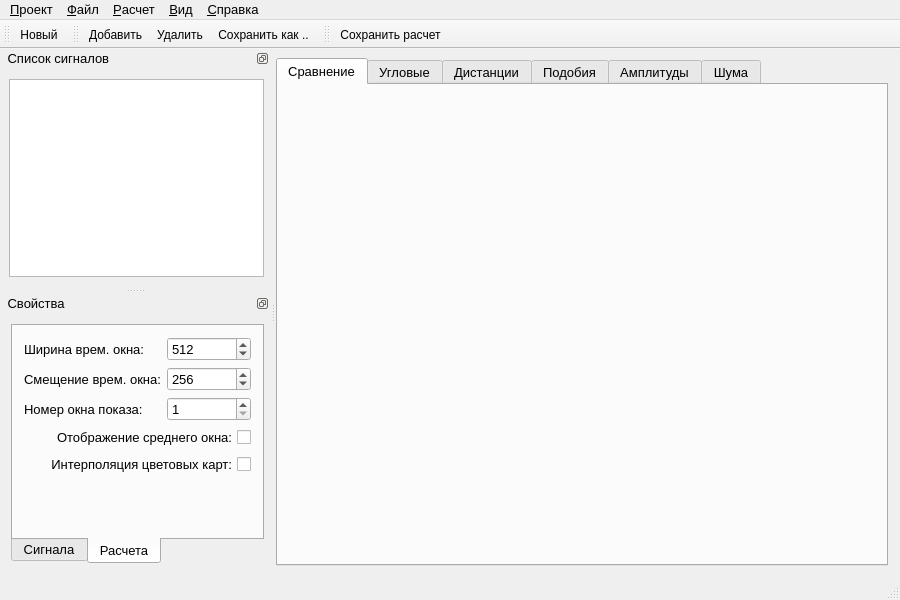
Above: gui/MainWindow.ui from Qinterfly/EvalSig before the change. Below: the same form after it.
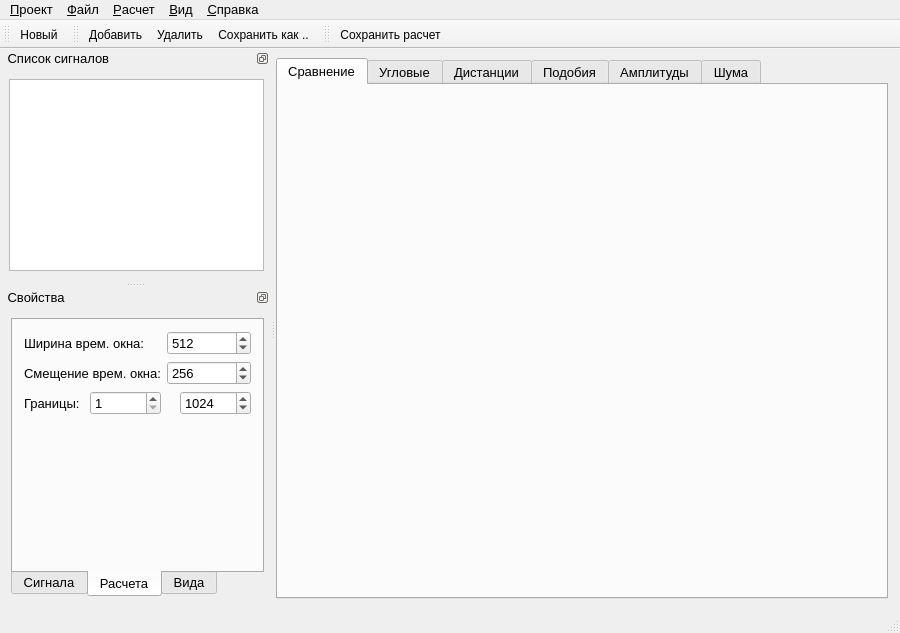
That is the form after the change. The open tabs and pages were chosen to show the change. Icons and pictures are not drawn. Custom widgets are drawn as their Qt base class.

The edit to the form file:
```diff
--- a/gui/MainWindow.ui
+++ b/gui/MainWindow.ui
@@ -7,7 +7,7 @@
     <x>0</x>
     <y>0</y>
     <width>900</width>
-    <height>600</height>
+    <height>633</height>
    </rect>
   </property>
   <property name="windowTitle">
@@ -429,7 +429,7 @@
    <property name="minimumSize">
     <size>
      <width>225</width>
-     <height>275</height>
+     <height>319</height>
     </size>
    </property>
    <property name="maximumSize">
@@ -749,8 +749,14 @@
         <layout class="QHBoxLayout" name="horizontalLayout_7">
          <item>
           <layout class="QVBoxLayout" name="tabCalcPropertylLayout">
+           <property name="spacing">
+            <number>6</number>
+           </property>
            <item>
             <layout class="QFormLayout" name="tabCalcFormLayout">
+             <property name="verticalSpacing">
+              <number>6</number>
+             </property>
              <item row="0" column="0">
               <widget class="QLabel" name="labelTimeWidth">
                <property name="text">
@@ -771,23 +777,6 @@
                </property>
               </widget>
              </item>
-             <item row="2" column="0">
-              <widget class="QLabel" name="labelShowWindow">
-               <property name="text">
-                <string>Номер окна показа:</string>
-               </property>
-              </widget>
-             </item>
-             <item row="2" column="1">
-              <widget class="QSpinBox" name="spinBoxShowWindow">
-               <property name="minimum">
-                <number>1</number>
-               </property>
-               <property name="maximum">
-                <number>221196</number>
-               </property>
-              </widget>
-             </item>
              <item row="1" column="0">
               <widget class="QLabel" name="labelOverlapFactor">
                <property name="text">
@@ -811,35 +800,66 @@
             </layout>
            </item>
            <item>
-            <widget class="QCheckBox" name="checkBoxMiddleWindowMode">
-             <property name="font">
-              <font>
-               <pointsize>10</pointsize>
-              </font>
+            <layout class="QGridLayout" name="tabCalcGridLayout">
+             <property name="leftMargin">
+              <number>0</number>
              </property>
-             <property name="layoutDirection">
-              <enum>Qt::RightToLeft</enum>
+             <property name="topMargin">
+              <number>0</number>
              </property>
-             <property name="styleSheet">
-              <string notr="true"/>
-             </property>
-             <property name="text">
-              <string>Отображение среднего окна:</string>
-             </property>
-            </widget>
+             <item row="0" column="1">
+              <widget class="QSpinBox" name="spinBoxLeftEstimationBoundary">
+               <property name="minimum">
+                <number>1</number>
+               </property>
+               <property name="maximum">
+                <number>221119996</number>
+               </property>
+               <property name="stepType">
+                <enum>QAbstractSpinBox::AdaptiveDecimalStepType</enum>
+               </property>
+              </widget>
+             </item>
+             <item row="0" column="0">
+              <widget class="QLabel" name="labelEstimationBoundaries">
+               <property name="text">
+                <string>Границы: </string>
+               </property>
+              </widget>
+             </item>
+             <item row="0" column="3">
+              <widget class="QSpinBox" name="spinBoxRightEstimationBoundary">
+               <property name="minimum">
+                <number>1</number>
+               </property>
+               <property name="maximum">
+                <number>22111996</number>
+               </property>
+               <property name="stepType">
+                <enum>QAbstractSpinBox::AdaptiveDecimalStepType</enum>
+               </property>
+               <property name="value">
+                <number>1024</number>
+               </property>
+              </widget>
+             </item>
+             <item row="0" column="2">
+              <spacer name="horizontalSpacerBoundaries">
+               <property name="orientation">
+                <enum>Qt::Horizontal</enum>
+               </property>
+               <property name="sizeHint" stdset="0">
+                <size>
+                 <width>40</width>
+                 <height>20</height>
+                </size>
+               </property>
+              </spacer>
+             </item>
+            </layout>
            </item>
            <item>
-            <widget class="QCheckBox" name="checkBoxInterpolateColorMap">
-             <property name="layoutDirection">
-              <enum>Qt::RightToLeft</enum>
-             </property>
-             <property name="text">
-              <string>Интерполяция цветовых карт:</string>
-             </property>
-            </widget>
-           </item>
-           <item>
-            <spacer name="verticalSpacer">
+            <spacer name="verticalSpacerTabCalcGrid">
              <property name="orientation">
               <enum>Qt::Vertical</enum>
              </property>
@@ -855,6 +875,75 @@
          </item>
         </layout>
        </widget>
+       <widget class="QWidget" name="tabViewProperty">
+        <attribute name="title">
+         <string>Вида</string>
+        </attribute>
+        <layout class="QVBoxLayout" name="verticalLayout_2">
+         <item>
+          <layout class="QGridLayout" name="tabViewPropertygridLayout">
+           <item row="0" column="0">
+            <widget class="QLabel" name="labelShowWindow">
+             <property name="text">
+              <string>Номер окна показа:   </string>
+             </property>
+            </widget>
+           </item>
+           <item row="0" column="1">
+            <widget class="QSpinBox" name="spinBoxShowWindow">
+             <property name="minimum">
+              <number>1</number>
+             </property>
+             <property name="maximum">
+              <number>221196</number>
+             </property>
+            </widget>
+           </item>
+          </layout>
+         </item>
+         <item>
+          <widget class="QCheckBox" name="checkBoxInterpolateColorMap">
+           <property name="layoutDirection">
+            <enum>Qt::RightToLeft</enum>
+           </property>
+           <property name="text">
+            <string>Интерполяция цветовых карт:</string>
+           </property>
+          </widget>
+         </item>
+         <item>
+          <widget class="QCheckBox" name="checkBoxMiddleWindowMode">
+           <property name="font">
+            <font>
+             <pointsize>10</pointsize>
+            </font>
+           </property>
+           <property name="layoutDirection">
+            <enum>Qt::RightToLeft</enum>
+           </property>
+           <property name="styleSheet">
+            <string notr="true"/>
+           </property>
+           <property name="text">
+            <string>Отображение среднего окна:</string>
+           </property>
+          </widget>
+         </item>
+         <item>
+          <spacer name="verticalSpacerViewProperty">
+           <property name="orientation">
+            <enum>Qt::Vertical</enum>
+           </property>
+           <property name="sizeHint" stdset="0">
+            <size>
+             <width>20</width>
+             <height>40</height>
+            </size>
+           </property>
+          </spacer>
+         </item>
+        </layout>
+       </widget>
       </widget>
      </item>
     </layout>
```
Left out of the diff: 2 changed lines with no effect on the pictures.
